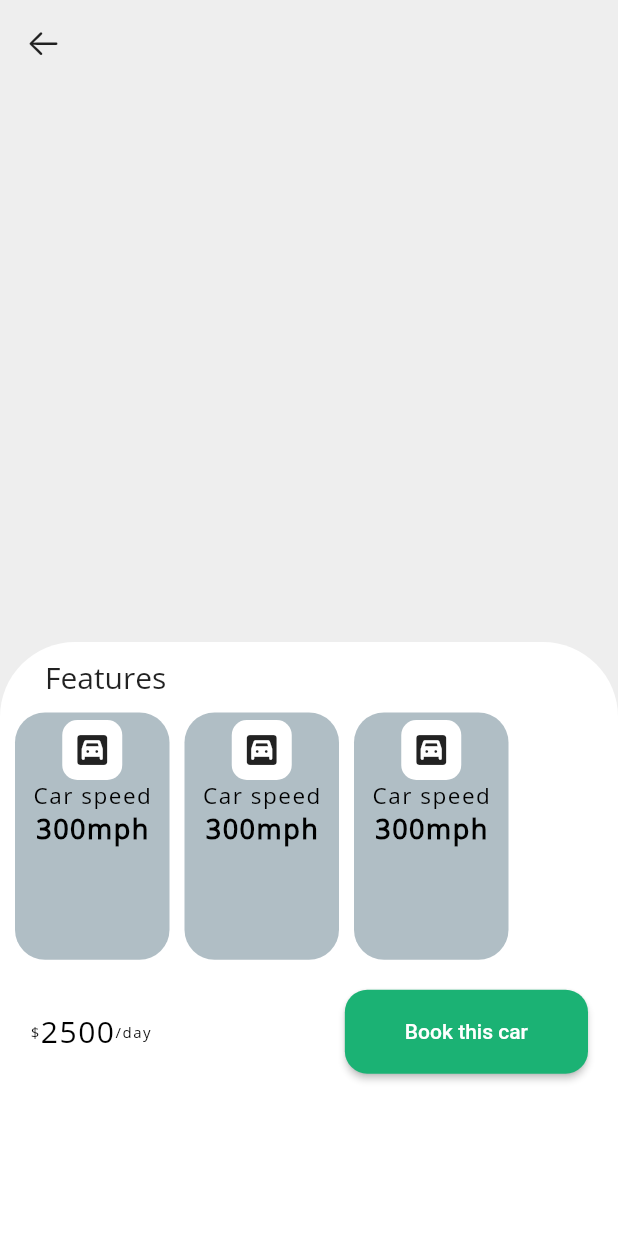
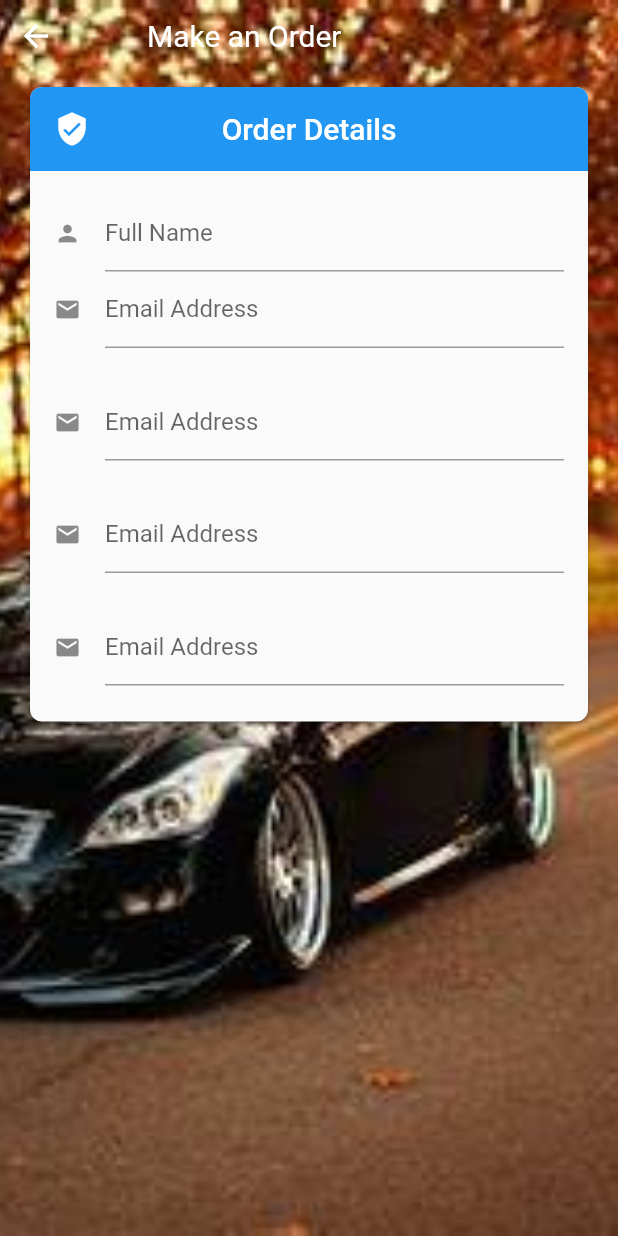
Before and after one commit to MohammedDayan/vehicle-services, a Flutter app: the MyOrder screen opened directly, after a tap on "Book this car", on a phone screen of 412 x 824 dp. Run offline on Flutter 3.47's test engine with Material 2 defaults, Android fonts, the phone set to English and light mode, and no system bars; our stand-ins replace carousel_slider, firebase_auth, firebase_core, lottie; accounts and stored records are empty; project files that could hold a hidden picture were left out.

Commit message:
created a form to accept order info

```diff
--- a/vehicle_service_app/lib/ui/rentacar.dart
+++ b/vehicle_service_app/lib/ui/rentacar.dart
@@ -1,7 +1,7 @@
 import 'package:flutter/material.dart';
 import 'package:vehicle_service_app/ui/recentcars.dart';
 import 'package:vehicle_service_app/model/car.dart';
-import 'package:vehicle_service_app/ui/screens/makeorder.dart';
+import 'package:vehicle_service_app/ui/screens/preview_screen.dart';
 
 class rentCar extends StatefulWidget {
   @override
--- /dev/null
+++ b/vehicle_service_app/lib/ui/screens/My_form.dart
@@ -0,0 +1,118 @@
+import 'package:flutter/material.dart';
+
+
+class OrderForm extends StatelessWidget {
+  const OrderForm({ Key? key,}) : super(key: key);
+
+   Widget build(BuildContext context) {
+    Size size = MediaQuery.of(context).size;
+
+    return Padding(
+      padding: EdgeInsets.only(left: 20, right: 20, top: 10),
+      child: Material(
+        elevation: 1,
+        clipBehavior: Clip.antiAlias,
+        borderRadius: BorderRadius.circular(8),
+        child: Form(
+          child: Column(
+            mainAxisSize: MainAxisSize.min,
+            children: <Widget>[
+              AppBar(
+                leading: Icon(Icons.verified_user),
+                elevation: 0,
+                title: Text('Order Details'),
+                backgroundColor: Theme.of(context).accentColor,
+                centerTitle: true,
+
+              ),
+
+               Padding(
+                padding: EdgeInsets.only(left: 16, right: 16, top: 16),
+                child: TextFormField(
+                  /*initialValue: widget.user.fullName,
+                  onSaved: (val) => widget.user.fullName = val,
+                  validator: (val) =>
+                      val.length > 3 ? null : 'Full name is invalid',*/
+                  decoration: InputDecoration(
+                    labelText: 'Full Name',
+                    hintText: 'Enter your full name',
+                    icon: Icon(Icons.person),
+                    isDense: true,
+                  ),
+                ),
+              ),
+
+               Padding(
+                padding: EdgeInsets.only(left: 16, right: 16, bottom: 24),
+                child: TextFormField(
+                 /* initialValue: widget.user.email,
+                  onSaved: (val) => widget.user.email = val,
+                  validator: (val) =>
+                      val.contains('@') ? null : 'Email is invalid',*/
+                  decoration: InputDecoration(
+                    labelText: 'Email Address',
+                    hintText: 'Enter your email',
+                    icon: Icon(Icons.email),
+                    isDense: true,
+                  ),
+                ),
+              ),
+
+                Padding(
+                padding: EdgeInsets.only(left: 16, right: 16, bottom: 24),
+                child: TextFormField(
+                 /* initialValue: widget.user.email,
+                  onSaved: (val) => widget.user.email = val,
+                  validator: (val) =>
+                      val.contains('@') ? null : 'Email is invalid',*/
+                  decoration: InputDecoration(
+                    labelText: 'Email Address',
+                    hintText: 'Enter your email',
+                    icon: Icon(Icons.email),
+                    isDense: true,
+                  ),
+                ),
+              ),
+
+                Padding(
+                padding: EdgeInsets.only(left: 16, right: 16, bottom: 24),
+                child: TextFormField(
+                 /* initialValue: widget.user.email,
+                  onSaved: (val) => widget.user.email = val,
+                  validator: (val) =>
+                      val.contains('@') ? null : 'Email is invalid',*/
+                  decoration: InputDecoration(
+                    labelText: 'Email Address',
+                    hintText: 'Enter your email',
+                    icon: Icon(Icons.email),
+                    isDense: true,
+                  ),
+                ),
+              ),
+
+                Padding(
+                padding: EdgeInsets.only(left: 16, right: 16, bottom: 24),
+                child: TextFormField(
+                 /* initialValue: widget.user.email,
+                  onSaved: (val) => widget.user.email = val,
+                  validator: (val) =>
+                      val.contains('@') ? null : 'Email is invalid',*/
+                  decoration: InputDecoration(
+                    labelText: 'Email Address',
+                    hintText: 'Enter your email',
+                    icon: Icon(Icons.email),
+                    isDense: true,
+                  ),
+                ),
+              ),
+
+
+
+            ],
+          ),
+        ),
+      ),
+    );
+      }
+
+}
--- /dev/null
+++ b/vehicle_service_app/lib/ui/screens/OrderCar_screen.dart
@@ -0,0 +1,74 @@
+import 'package:flutter/material.dart';
+import 'package:vehicle_service_app/ui/screens/My_form.dart';
+import 'package:vehicle_service_app/ui/widgets/widgets.dart';
+
+
+class OrderCarScreen extends StatefulWidget {
+  const OrderCarScreen({ Key? key,}) : super(key: key);
+
+   @override
+  State<OrderCarScreen> createState() => _OrderCarScreenState();
+
+
+}
+
+class _OrderCarScreenState extends State<OrderCarScreen> {
+   @override
+   Widget build(BuildContext context) {
+    Size size = MediaQuery.of(context).size;
+    return SafeArea(
+      child: Scaffold(
+        body: Container(
+          width: size.width,
+          height: size.height,
+          decoration:  BoxDecoration(
+            color: Colors.green.withOpacity(0.5),
+              image: DecorationImage(
+            image: AssetImage('assets/MOB.jpg'),
+            fit: BoxFit.cover,
+          )),
+          //foregroundDecoration: ,
+          child: ListView(
+            children: [
+              Row(
+                      mainAxisAlignment: MainAxisAlignment.start,
+                      children: [
+                         Builder(
+                          builder: (context) =>
+                        IconButton(
+                          color: Colors.white,
+                          icon: const Icon(Icons.arrow_back),
+                          onPressed: (){
+                            Navigator.pop(context);
+                          }
+                        ),
+
+                         ),
+
+                         Padding(
+                          padding: EdgeInsets.symmetric(horizontal: 50),
+                          child: Text(
+                          'Make an Order',
+                          style: TextStyle(
+                            color: Colors.white,
+                            fontSize: 20,
+                          ),
+                        ),
+                         )
+
+                      ],
+                    ),
+
+              OrderForm(),
+
+
+            ],
+          )
+
+
+      ),
+      ),
+    );
+
+   }
+}
--- a/vehicle_service_app/lib/ui/screens/makeorder.dart
+++ b/vehicle_service_app/lib/ui/screens/preview_screen.dart
@@ -7,6 +7,8 @@ import 'package:vehicle_service_app/ui/components/My_wrap.dart';
 import 'package:vehicle_service_app/ui/components/orderPrice.dart';
 import 'package:vehicle_service_app/ui/recentcars.dart';
 import 'package:vehicle_service_app/model/car.dart';
+import 'package:vehicle_service_app/ui/screens/My_form.dart';
+import 'package:vehicle_service_app/ui/screens/OrderCar_screen.dart';
 
 
 
@@ -145,7 +147,12 @@ class MyOrder extends StatelessWidget {
                                         padding: const EdgeInsets.symmetric(
                                             horizontal: 40, vertical: 20)),
                                     onPressed: () {
-
+                                       Navigator.push(
+                                        context,
+                                        MaterialPageRoute(
+                                            builder: (context) => const OrderCarScreen(),
+                                            )
+                                            );
                                     },
                   ),
 
--- a/vehicle_service_app/pubspec.yaml
+++ b/vehicle_service_app/pubspec.yaml
@@ -85,6 +85,7 @@ flutter:
       - assets/2.jpg
       - assets/3.jpg
       - assets/4.jpg
+      - assets/MOB.jpg
 
 
 
```
Also changed, not shown: vehicle_service_app/assets/MOB.jpg (added).
